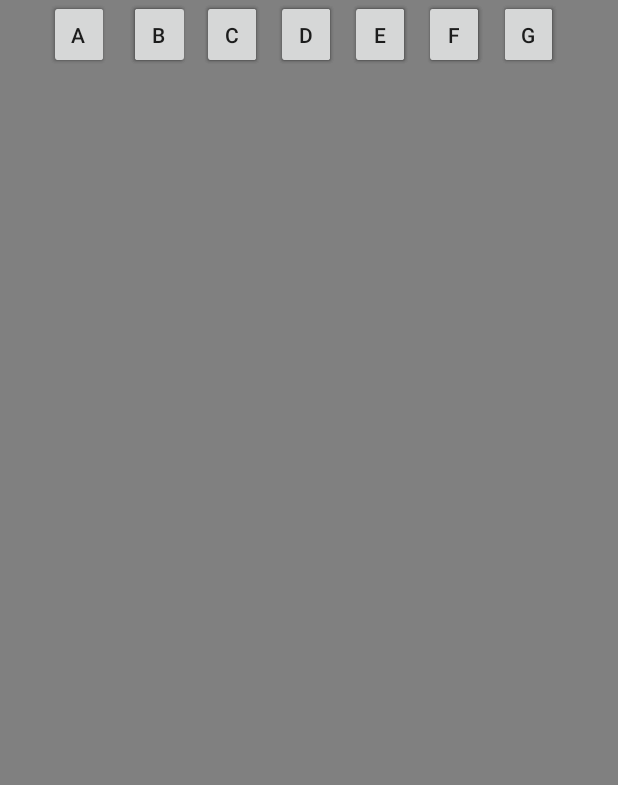
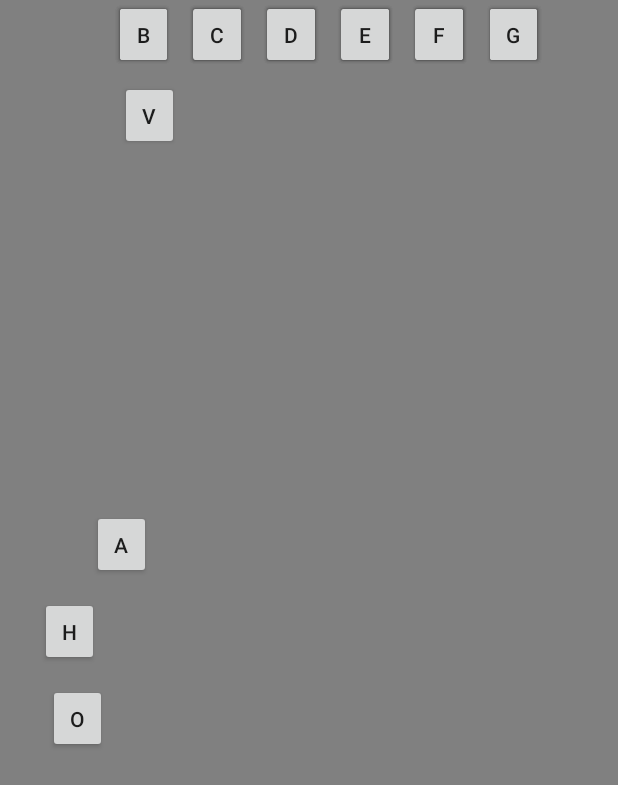
Before and after one commit to matt-chap/Hangman, an Android app: the HangmanPlay screen opened directly, with no data from a screen before it, on a phone screen of 412 x 824 dp. Shown: the top 785 px of the screen. Run offline under Robolectric (Android 15) with nearby library versions, the phone set to English and light mode, and no system bars.

Commit message:
Add functionality to Play button on click

```diff
--- a/app/src/main/java/com/example/hangman/MainActivity.java
+++ b/app/src/main/java/com/example/hangman/MainActivity.java
@@ -2,7 +2,9 @@ package com.example.hangman;
 
 import androidx.appcompat.app.AppCompatActivity;
 
+import android.content.Intent;
 import android.os.Bundle;
+import android.view.View;
 
 public class MainActivity extends AppCompatActivity {
 
@@ -11,4 +13,9 @@ public class MainActivity extends AppCompatActivity {
         super.onCreate(savedInstanceState);
         setContentView(R.layout.activity_main);
     }
+
+    public void playButtonClick(View view){
+        Intent intent = new Intent(this, HangmanPlay.class);
+        startActivity(intent);
+    }
 }
--- a/app/src/main/res/layout/activity_hangman_play.xml
+++ b/app/src/main/res/layout/activity_hangman_play.xml
@@ -11,8 +11,8 @@
         android:id="@+id/button28"
         android:layout_width="39dp"
         android:layout_height="46dp"
-        android:layout_marginEnd="90dp"
-        android:layout_marginRight="90dp"
+        android:layout_marginEnd="100dp"
+        android:layout_marginRight="100dp"
         android:text="Z"
         app:layout_constraintEnd_toEndOf="parent"
         tools:layout_editor_absoluteY="513dp" />
@@ -61,11 +61,12 @@
         android:id="@+id/button20"
         android:layout_width="39dp"
         android:layout_height="46dp"
+        android:layout_marginTop="12dp"
         android:text="O"
         app:layout_constraintEnd_toStartOf="@+id/button18"
-        app:layout_constraintHorizontal_bias="0.72"
+        app:layout_constraintHorizontal_bias="0.871"
         app:layout_constraintStart_toStartOf="parent"
-        tools:layout_editor_absoluteY="456dp" />
+        app:layout_constraintTop_toBottomOf="@+id/button11" />
 
     <Button
         android:id="@+id/button21"
@@ -111,8 +112,8 @@
         android:id="@+id/button25"
         android:layout_width="39dp"
         android:layout_height="46dp"
-        android:layout_marginEnd="40dp"
-        android:layout_marginRight="40dp"
+        android:layout_marginEnd="50dp"
+        android:layout_marginRight="50dp"
         android:text="U"
         app:layout_constraintEnd_toEndOf="parent"
         tools:layout_editor_absoluteY="456dp" />
@@ -121,18 +122,19 @@
         android:id="@+id/button26"
         android:layout_width="39dp"
         android:layout_height="46dp"
+        android:layout_marginTop="8dp"
         android:text="V"
         app:layout_constraintEnd_toStartOf="@+id/button22"
-        app:layout_constraintHorizontal_bias="0.917"
+        app:layout_constraintHorizontal_bias="0.936"
         app:layout_constraintStart_toStartOf="parent"
-        tools:layout_editor_absoluteY="513dp" />
+        app:layout_constraintTop_toBottomOf="@+id/button18" />
 
     <Button
         android:id="@+id/button27"
         android:layout_width="39dp"
         android:layout_height="46dp"
-        android:layout_marginEnd="40dp"
-        android:layout_marginRight="40dp"
+        android:layout_marginEnd="50dp"
+        android:layout_marginRight="50dp"
         android:text="N"
         app:layout_constraintEnd_toEndOf="parent"
         tools:layout_editor_absoluteY="399dp" />
@@ -191,13 +193,14 @@
         android:id="@+id/button11"
         android:layout_width="39dp"
         android:layout_height="46dp"
+        android:layout_marginTop="12dp"
         android:layout_marginEnd="10dp"
         android:layout_marginRight="10dp"
         android:text="H"
         app:layout_constraintEnd_toStartOf="@+id/button12"
-        app:layout_constraintHorizontal_bias="0.9"
+        app:layout_constraintHorizontal_bias="1.0"
         app:layout_constraintStart_toStartOf="parent"
-        tools:layout_editor_absoluteY="399dp" />
+        app:layout_constraintTop_toBottomOf="@+id/button3" />
 
     <Button
         android:id="@+id/button6"
@@ -223,20 +226,21 @@
         android:id="@+id/button3"
         android:layout_width="39dp"
         android:layout_height="46dp"
+        android:layout_marginTop="340dp"
         android:layout_marginEnd="10dp"
         android:layout_marginRight="10dp"
         android:text="A"
-        app:layout_constraintEnd_toStartOf="@+id/button5"
-        app:layout_constraintHorizontal_bias="0.898"
+        app:layout_constraintEnd_toEndOf="parent"
+        app:layout_constraintHorizontal_bias="0.169"
         app:layout_constraintStart_toStartOf="parent"
-        tools:layout_editor_absoluteY="343dp" />
+        app:layout_constraintTop_toTopOf="parent" />
 
     <Button
         android:id="@+id/button10"
         android:layout_width="39dp"
         android:layout_height="46dp"
-        android:layout_marginEnd="40dp"
-        android:layout_marginRight="40dp"
+        android:layout_marginEnd="50dp"
+        android:layout_marginRight="50dp"
         android:text="G"
         app:layout_constraintEnd_toEndOf="parent"
         tools:layout_editor_absoluteY="342dp" />
--- a/app/src/main/res/layout/activity_main.xml
+++ b/app/src/main/res/layout/activity_main.xml
@@ -28,6 +28,7 @@
         android:layout_height="wrap_content"
         android:layout_marginTop="120dp"
         android:background="@drawable/grey_button"
+        android:onClick="playButtonClick"
         android:text="@string/play_Button"
         android:textColor="#070707"
         android:textSize="18sp"
```
